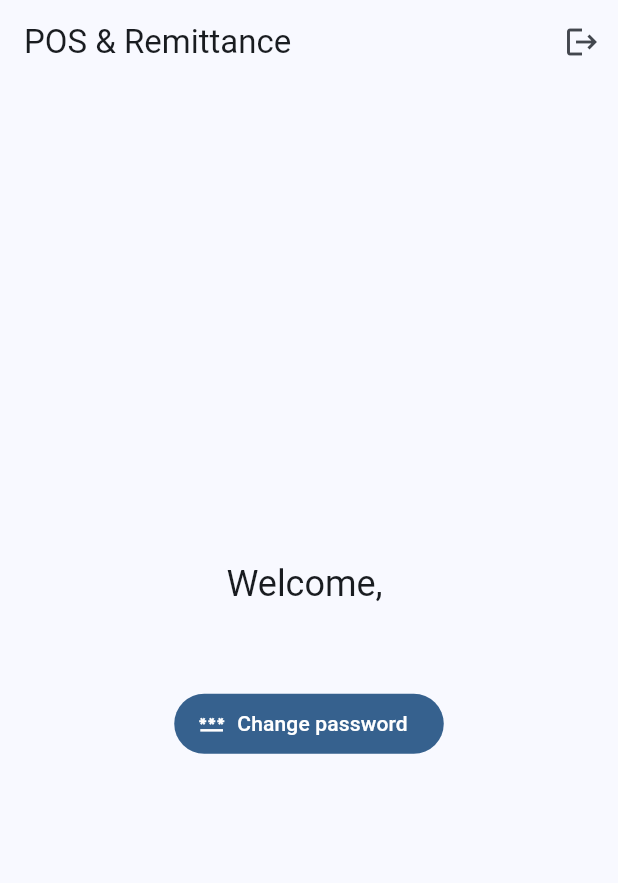
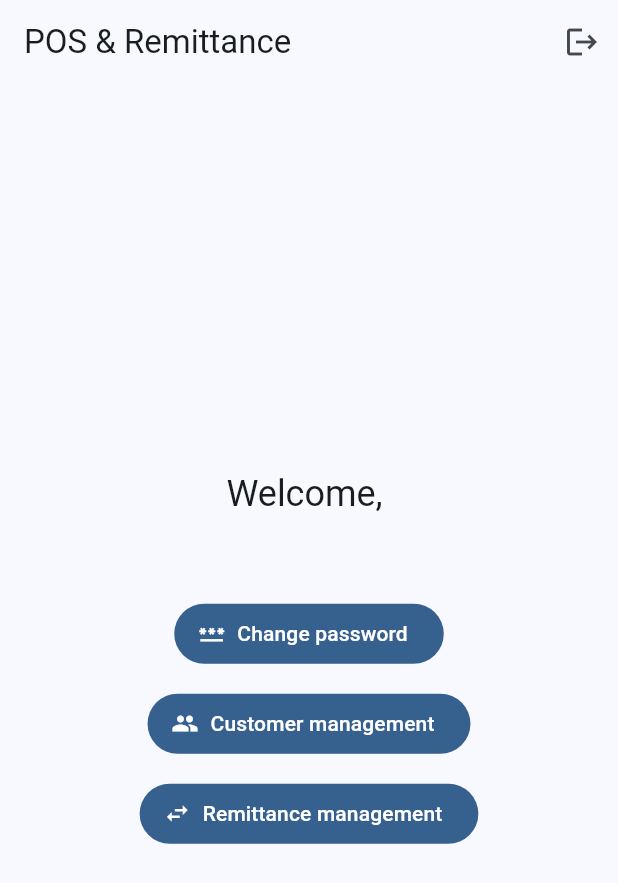
Before and after one commit to Hassanyunos/pos_and_remittance, a Flutter app: the HomePage screen opened directly, on a phone screen of 412 x 824 dp. Shown: the top 883 px of the screen. Run offline on Flutter 3.47's test engine with Material 3 defaults, Android fonts, the phone set to English and light mode, and no system bars; our stand-ins replace image_picker, sqflite, sqflite_common_ffi, sqflite_common_ffi_web; accounts and stored records are empty.

Commit message:
Update home_page.dart

```diff
--- a/lib/features/home/presentation/pages/home_page.dart
+++ b/lib/features/home/presentation/pages/home_page.dart
@@ -4,7 +4,9 @@ import '../../../auth/application/auth_service.dart';
 import '../../../auth/presentation/pages/login_page.dart';
 import '../../../user_management/presentation/pages/create_user_page.dart';
 import '../../../auth/presentation/pages/change_password_page.dart';
+import '../../../customer_management/presentation/pages/customer_management_page.dart';
 import '../../../fund_management/presentation/pages/fund_management_page.dart';
+import '../../../remittance_management/presentation/pages/remittance_management_page.dart';
 
 class HomePage extends StatelessWidget {
   const HomePage({super.key});
@@ -24,6 +26,12 @@ class HomePage extends StatelessWidget {
           const SizedBox(height: 8), Text(user.email), const SizedBox(height: 24),
           FilledButton.icon(icon: const Icon(Icons.password), label: const Text('Change password'),
             onPressed: () => Navigator.of(context).push(MaterialPageRoute<void>(builder: (_) => const ChangePasswordPage()))),
+          const SizedBox(height: 12),
+          FilledButton.icon(icon: const Icon(Icons.people), label: const Text('Customer management'),
+            onPressed: () => Navigator.of(context).push(MaterialPageRoute<void>(builder: (_) => const CustomerManagementPage()))),
+          const SizedBox(height: 12),
+          FilledButton.icon(icon: const Icon(Icons.swap_horiz), label: const Text('Remittance management'),
+            onPressed: () => Navigator.of(context).push(MaterialPageRoute<void>(builder: (_) => const RemittanceManagementPage()))),
           if (user.isOwner) ...[
             const SizedBox(height: 12),
             FilledButton.icon(icon: const Icon(Icons.person_add), label: const Text('Create user'),
```
